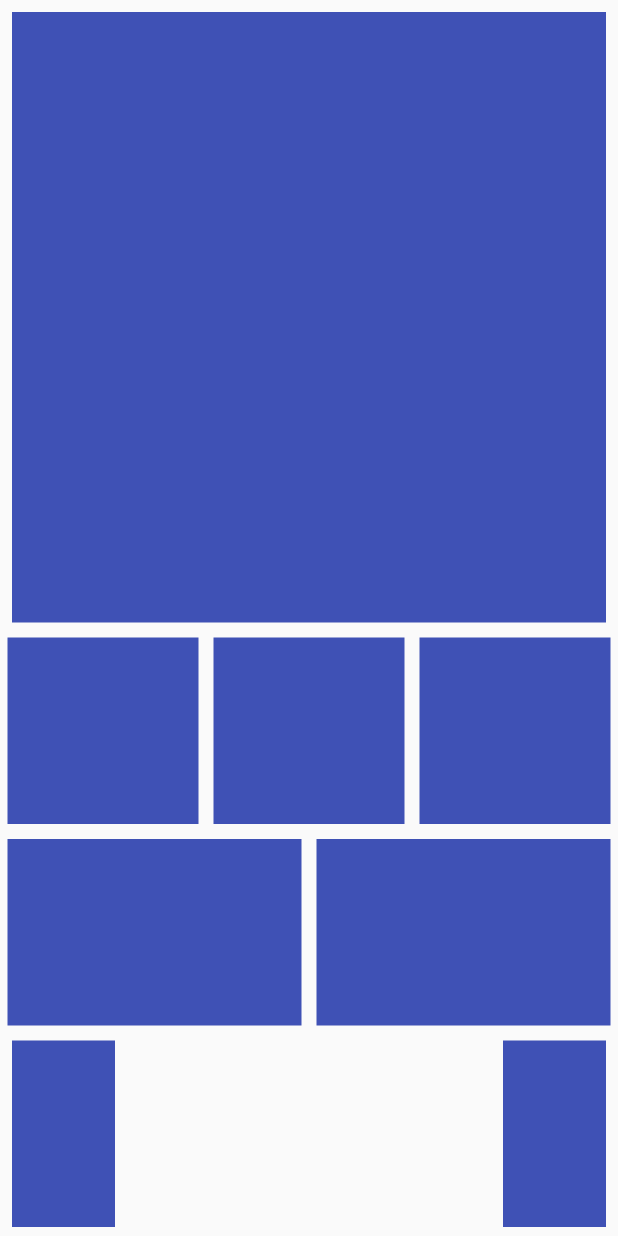
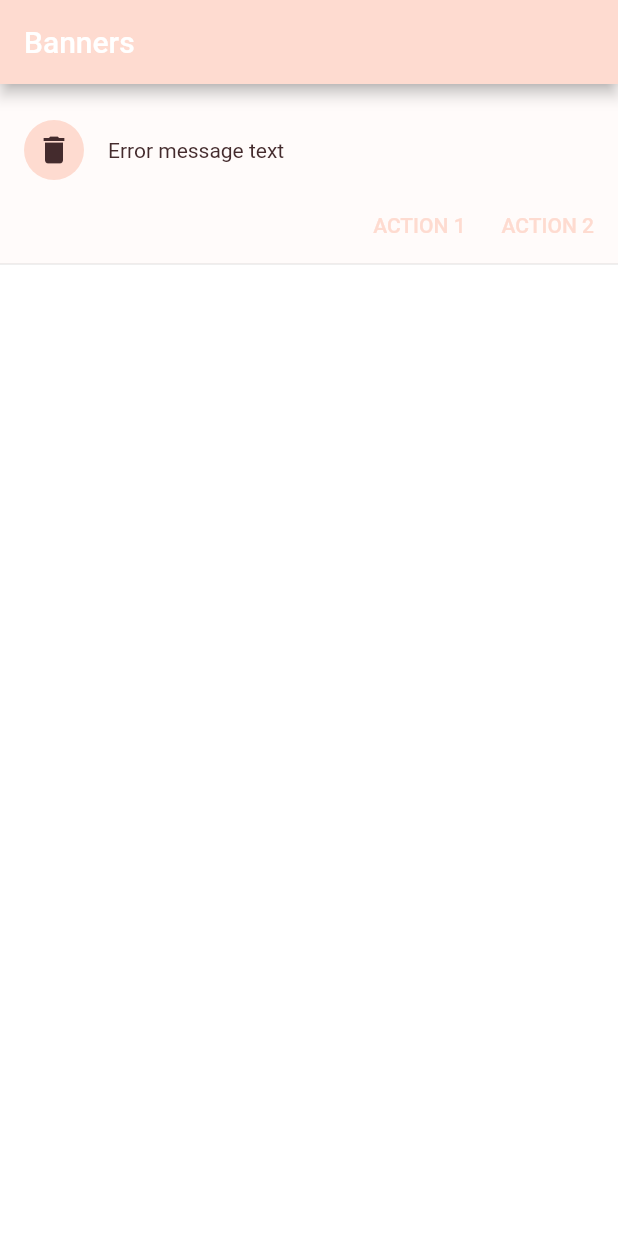
Before and after one commit to AnasAltarazi1998/example1, a Flutter app: the screen it shows after launch, on a phone screen of 412 x 824 dp. Run offline on Flutter 3.47's test engine with Material 2 defaults, Android fonts, the phone set to English and light mode, and no system bars; Roboto replaces fonts that are missing (Rubik).

Commit message:
-- banner

```diff
--- a/lib/home.dart
+++ /dev/null
@@ -1,94 +0,0 @@
-import 'package:flutter/material.dart';
-
-class Home extends StatelessWidget {
-  const Home({
-    Key key,
-  }) : super(key: key);
-
-  @override
-  Widget build(BuildContext context) {
-    return Scaffold(
-        body: Column(
-      children: [
-        Container(
-          margin: EdgeInsets.only(top: 8, left: 8, right: 8),
-          width: MediaQuery.of(context).size.width,
-          height: MediaQuery.of(context).size.height / 2 - 5,
-          color: Colors.indigo,
-        ),
-        Padding(
-          padding: EdgeInsets.symmetric(vertical: 5),
-        ),
-        Row(
-          mainAxisAlignment: MainAxisAlignment.center,
-          children: [
-            Container(
-              width: MediaQuery.of(context).size.width / 3 - 10,
-              height: MediaQuery.of(context).size.height / 6 - 13,
-              color: Colors.indigo,
-            ),
-            Padding(
-              padding: EdgeInsets.symmetric(horizontal: 5),
-            ),
-            Container(
-              width: MediaQuery.of(context).size.width / 3 - 10,
-              height: MediaQuery.of(context).size.height / 6 - 13,
-              color: Colors.indigo,
-            ),
-            Padding(
-              padding: EdgeInsets.symmetric(horizontal: 5),
-            ),
-            Container(
-              width: MediaQuery.of(context).size.width / 3 - 10,
-              height: MediaQuery.of(context).size.height / 6 - 13,
-              color: Colors.indigo,
-            ),
-          ],
-        ),
-        Padding(
-          padding: EdgeInsets.symmetric(vertical: 5),
-        ),
-        Row(
-          mainAxisAlignment: MainAxisAlignment.center,
-          children: [
-            Container(
-              width: MediaQuery.of(context).size.width / 2 - 10,
-              height: MediaQuery.of(context).size.height / 6 - 13,
-              color: Colors.indigo,
-            ),
-            Padding(
-              padding: EdgeInsets.symmetric(horizontal: 5),
-            ),
-            Container(
-              width: MediaQuery.of(context).size.width / 2 - 10,
-              height: MediaQuery.of(context).size.height / 6 - 13,
-              color: Colors.indigo,
-            ),
-          ],
-        ),
-        Padding(
-          padding: EdgeInsets.symmetric(vertical: 5),
-        ),
-        Padding(
-          padding: const EdgeInsets.symmetric(horizontal: 8),
-          child: Row(
-            // mainAxisAlignment: MainAxisAlignment.spaceBetween,
-            children: [
-              Container(
-                width: MediaQuery.of(context).size.width / 6,
-                height: MediaQuery.of(context).size.height / 6 - 13,
-                color: Colors.indigo,
-              ),
-              Spacer(),
-              Container(
-                width: MediaQuery.of(context).size.width / 6,
-                height: MediaQuery.of(context).size.height / 6 - 13,
-                color: Colors.indigo,
-              ),
-            ],
-          ),
-        ),
-      ],
-    ));
-  }
-}
--- a/lib/main.dart
+++ b/lib/main.dart
@@ -1,4 +1,3 @@
-import 'package:example1/home.dart';
 import 'package:flutter/material.dart';
 
 void main() => runApp(MyApp());
@@ -7,9 +6,115 @@ class MyApp extends StatelessWidget {
   @override
   Widget build(BuildContext context) {
     return MaterialApp(
+      title: 'Flutter Demo',
       debugShowCheckedModeBanner: false,
-      title: 'Material App',
-      home: Home(),
+      home: MyHomePage(),
+      theme: _buildShrineTheme(),
     );
   }
 }
+
+class MyHomePage extends StatelessWidget {
+  Widget build(BuildContext context) {
+    return Scaffold(
+      appBar: AppBar(
+        title: Text('Banners'),
+      ),
+      body: MaterialBanner(
+        content: const Text('Error message text'),
+        leading: CircleAvatar(child: Icon(Icons.delete)),
+        actions: [
+          TextButton(
+            child: const Text('ACTION 1'),
+            onPressed: () {},
+          ),
+          TextButton(
+            child: const Text('ACTION 2'),
+            onPressed: () {},
+          ),
+        ],
+      ),
+    );
+  }
+}
+
+ThemeData _buildShrineTheme() {
+  final ThemeData base = ThemeData.light();
+  return base.copyWith(
+    colorScheme: _shrineColorScheme,
+    toggleableActiveColor: shrinePink400,
+    accentColor: shrineBrown900,
+    primaryColor: shrinePink100,
+    primaryColorLight: shrinePink100,
+    buttonColor: shrinePink100,
+    scaffoldBackgroundColor: shrineBackgroundWhite,
+    cardColor: shrineBackgroundWhite,
+    textSelectionColor: shrinePink100,
+    errorColor: shrineErrorRed,
+    buttonTheme: ButtonThemeData(
+      colorScheme: _shrineColorScheme.copyWith(primary: shrinePink400),
+      textTheme: ButtonTextTheme.normal,
+    ),
+    primaryIconTheme: _customIconTheme(base.iconTheme),
+    textTheme: _buildShrineTextTheme(base.textTheme),
+    primaryTextTheme: _buildShrineTextTheme(base.primaryTextTheme),
+    accentTextTheme: _buildShrineTextTheme(base.accentTextTheme),
+    iconTheme: _customIconTheme(base.iconTheme),
+  );
+}
+
+IconThemeData _customIconTheme(IconThemeData original) {
+  return original.copyWith(color: shrineBrown900);
+}
+
+TextTheme _buildShrineTextTheme(TextTheme base) {
+  return base
+      .copyWith(
+        caption: base.caption.copyWith(
+          fontWeight: FontWeight.w400,
+          fontSize: 14,
+          letterSpacing: defaultLetterSpacing,
+        ),
+        button: base.button.copyWith(
+          fontWeight: FontWeight.w500,
+          fontSize: 14,
+          letterSpacing: defaultLetterSpacing,
+        ),
+      )
+      .apply(
+        fontFamily: 'Rubik',
+        displayColor: shrineBrown900,
+        bodyColor: shrineBrown900,
+      );
+}
+
+const ColorScheme _shrineColorScheme = ColorScheme(
+  primary: shrinePink100,
+  primaryVariant: shrineBrown900,
+  secondary: shrinePink50,
+  secondaryVariant: shrineBrown900,
+  surface: shrineSurfaceWhite,
+  background: shrineBackgroundWhite,
+  error: shrineErrorRed,
+  onPrimary: shrineBrown900,
+  onSecondary: shrineBrown900,
+  onSurface: shrineBrown900,
+  onBackground: shrineBrown900,
+  onError: shrineSurfaceWhite,
+  brightness: Brightness.light,
+);
+
+const Color shrinePink50 = Color(0xFFFEEAE6);
+const Color shrinePink100 = Color(0xFFFEDBD0);
+const Color shrinePink300 = Color(0xFFFBB8AC);
+const Color shrinePink400 = Color(0xFFEAA4A4);
+
+const Color shrineBrown900 = Color(0xFF442B2D);
+const Color shrineBrown600 = Color(0xFF7D4F52);
+
+const Color shrineErrorRed = Color(0xFFC5032B);
+
+const Color shrineSurfaceWhite = Color(0xFFFFFBFA);
+const Color shrineBackgroundWhite = Colors.white;
+
+const defaultLetterSpacing = 0.03;
```
